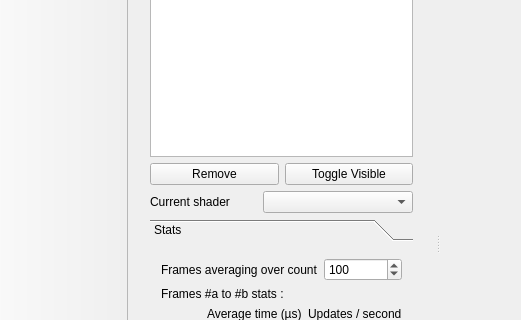
Before: the Qt Designer form src/MainApplication/Gui/ui/MainWindow.ui in STORM-IRIT/Radium-Engine, drawn with Qt 5; both pictures show x 0 to 521 and y 137 to 457 of the 1350 by 763 pixel window.
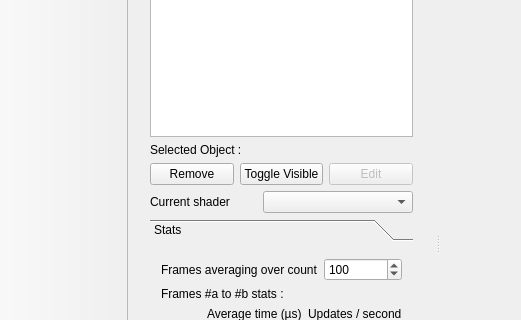
After: the same form once the commit is applied. Icons and pictures are not drawn. Custom widgets are drawn as their Qt base class.

Commit message:
GUI now uses new selection model
Related to #96
Also removed dead code about core events in main window

```diff
--- a/src/MainApplication/Gui/ui/MainWindow.ui
+++ b/src/MainApplication/Gui/ui/MainWindow.ui
@@ -84,6 +84,24 @@
               </property>
              </widget>
             </item>
+            <item>
+             <layout class="QHBoxLayout" name="selectionLayout">
+              <item>
+               <widget class="QLabel" name="label_selected">
+                <property name="text">
+                 <string>Selected Object :</string>
+                </property>
+               </widget>
+              </item>
+              <item>
+               <widget class="QLabel" name="m_selectedItemName">
+                <property name="text">
+                 <string/>
+                </property>
+               </widget>
+              </item>
+             </layout>
+            </item>
             <item>
              <layout class="QHBoxLayout" name="horizontalLayout">
               <item>
@@ -100,6 +118,16 @@
                 </property>
                </widget>
               </item>
+              <item>
+               <widget class="QPushButton" name="m_editRenderObjectButton">
+                <property name="enabled">
+                 <bool>false</bool>
+                </property>
+                <property name="text">
+                 <string>Edit</string>
+                </property>
+               </widget>
+              </item>
              </layout>
             </item>
            </layout>
```
Left out of the diff: 2 changed lines with no effect on the pictures. The commit also changes 10 other files.
